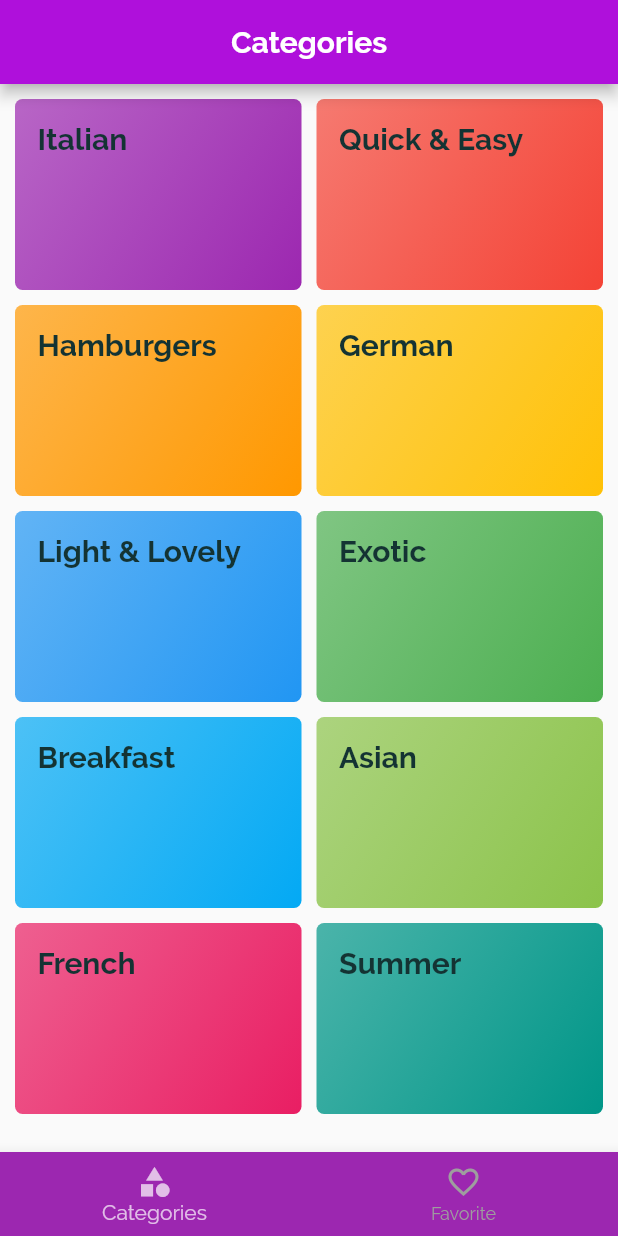
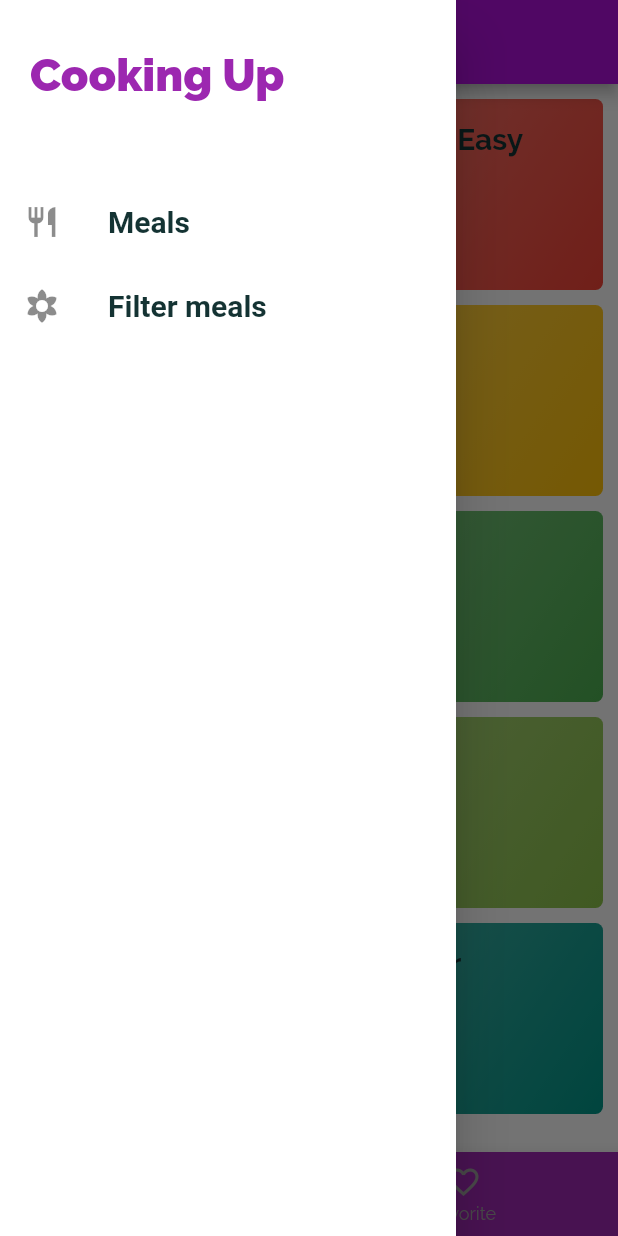
Before and after one commit to burdalgin/Meals_app, a Flutter app: the screen it shows after launch, with the side drawer open (before the commit the screen has no drawer), on a phone screen of 412 x 824 dp. Run offline on Flutter 3.47's test engine with Material 2 defaults, Android fonts, the phone set to English and light mode, and no system bars; Roboto replaces fonts that are missing (RobotoCondensed).

Commit message:
Drawer template+screen links

```diff
--- a/project/lib/main.dart
+++ b/project/lib/main.dart
@@ -5,6 +5,7 @@ import 'screens/meal_desctription_screen.dart';
 import 'screens/page_not_found_screen.dart';
 import './screens/tabs_screen.dart';
 import './screens/tabs_screen_bottom.dart';
+import './screens/filters-screen.dart';
 
 void main() => runApp(MyApp());
 
@@ -37,6 +38,8 @@ class MyApp extends StatelessWidget {
                   fontWeight: FontWeight.bold),
             ),
         primaryColor: Colors.purple,
+        backgroundColor: Color.fromARGB(255, 255, 255, 255),
+        accentColor: Colors.pink,
         colorScheme: const ColorScheme(
           brightness: Brightness.light,
           primary: Color.fromARGB(255, 175, 16, 219),
@@ -54,11 +57,11 @@ class MyApp extends StatelessWidget {
       // home: CategoriesScreen(), //устанавливаем домашнюю страницу
       initialRoute: '/', //устанавливаем значение домашней страницы
       routes: {
-        // ignore: prefer_const_constructors
         '/': (ctx) => TabsScreenBottom(), //устанавливаем домашнюю страницу
         //это MAP поэтому в {}
         MealsOfCategoryScreen.routeName: (ctx) => MealsOfCategoryScreen(),
         MealDescriptionScreen.routeName: (ctx) => MealDescriptionScreen(),
+        FiltersScreen.routeName: (ctx) => FiltersScreen(),
       },
       /*onGenerateRoute: (settings) {
         //позволяет не регистрировать в Main(routes)
--- /dev/null
+++ b/project/lib/screens/filters-screen.dart
@@ -0,0 +1,14 @@
+import 'package:flutter/cupertino.dart';
+import 'package:flutter/src/widgets/container.dart';
+import 'package:flutter/src/widgets/framework.dart';
+
+class FiltersScreen extends StatelessWidget {
+  static const routeName = '/filters-screen';
+
+  @override
+  Widget build(BuildContext context) {
+    return Center(
+      child: Text('Fikters'),
+    );
+  }
+}
--- a/project/lib/screens/tabs_screen.dart
+++ b/project/lib/screens/tabs_screen.dart
@@ -4,7 +4,7 @@ import './favorites_screen.dart';
 
 //Табы наверху экрана
 class TabsScreen extends StatefulWidget {
-  const TabsScreen({super.key});
+  // const TabsScreen({super.key});
 
   @override
   State<TabsScreen> createState() => _TabsScreenState();
--- a/project/lib/screens/tabs_screen_bottom.dart
+++ b/project/lib/screens/tabs_screen_bottom.dart
@@ -1,7 +1,7 @@
 import 'package:flutter/material.dart';
-import 'package:flutter/rendering.dart';
 import 'categories_screen.dart';
 import './favorites_screen.dart';
+import '../widgets/main_drawer.dart';
 
 //Табы внизуу экрана
 class TabsScreenBottom extends StatefulWidget {
@@ -19,12 +19,12 @@ class _TabsScreenBottom extends State<TabsScreenBottom> {
       'page': FavoritesScreen(),
       'title': 'Your Favorite',
     }
-  ]; //можно жобавить все что угодно, к чему нужен доступ и вывод на экран какого либо виджета в зависимости от экрана
+  ]; //можно жобавить все что угодно, к чему нужен доступ в зависимости от выбпанного экрана
 
   int _selectedPageIndex = 0;
 
   void _pageSelector(
-      int index) //Flutter автоматически определяет Index при onTap!!!
+      int index) //Flutter автоматически определяет Index при onTap и ндексирует элементы!!!
   {
     setState(() {
       _selectedPageIndex = index;
@@ -33,11 +33,14 @@ class _TabsScreenBottom extends State<TabsScreenBottom> {
 
   @override
   Widget build(BuildContext context) {
-    return Scaffold(
+    return
+        //Scaffold этого экрана котролирует другие экраны, в других экранах вызываемых из TabBar не нужно использовать Scaffold
+        Scaffold(
       appBar: AppBar(
         title:
             Center(child: Text(_pages[_selectedPageIndex]['title'] as String)),
       ),
+      drawer: MainDrawer(),
       body: _pages[_selectedPageIndex]['page'] as Widget,
       bottomNavigationBar: BottomNavigationBar(
           onTap: _pageSelector,
--- /dev/null
+++ b/project/lib/widgets/main_drawer.dart
@@ -0,0 +1,55 @@
+// ignore_for_file: prefer_const_constructors
+
+import 'package:flutter/material.dart';
+import '../screens/filters-screen.dart';
+
+class MainDrawer extends StatelessWidget {
+  //Использовать Widget вместо BuildMethod лучше в том случае если в виджете будет какое то изменение State или использование Theme которое может измениться, что то что может триггернуть Build виджета родителя
+
+  Widget buildListTile(String title, IconData icon, tapHandler) {
+    return ListTile(
+      leading: Icon(icon),
+      title: Text(
+        title,
+        style: TextStyle(
+          fontFamily: 'RobotoCondensed',
+          fontWeight: FontWeight.bold,
+        ),
+      ),
+      onTap: tapHandler, // без () = > пишет ошибку
+    );
+  }
+
+  @override
+  Widget build(BuildContext context) {
+    return Drawer(
+      backgroundColor: Colors.white,
+      child: Column(
+        children: <Widget>[
+          Container(
+            height: 100,
+            width: double.infinity,
+            padding: EdgeInsets.all(20),
+            alignment: Alignment.centerLeft,
+            color: Color.fromARGB(255, 255, 255, 255),
+            child: Text('Cooking Up',
+                style: TextStyle(
+                    fontWeight: FontWeight.w900,
+                    fontSize: 30,
+                    color: Theme.of(context).primaryColor)),
+          ),
+          SizedBox(
+            height: 20,
+          ),
+          buildListTile('Meals', Icons.restaurant, () {
+            Navigator.of(context)
+                .pushNamed('/'); //почему не передается в Callback тело функции?
+          }),
+          buildListTile('Filter meals', Icons.filter_vintage_rounded, () {
+            Navigator.of(context).pushNamed(FiltersScreen.routeName);
+          }),
+        ],
+      ),
+    );
+  }
+}
```
